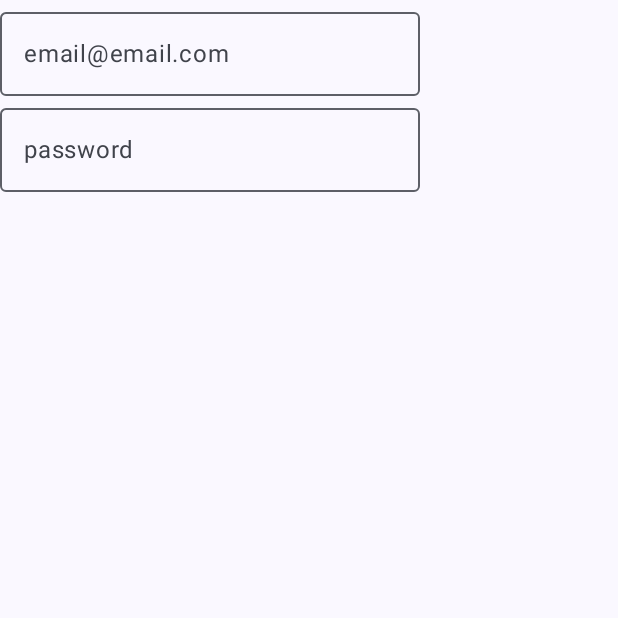
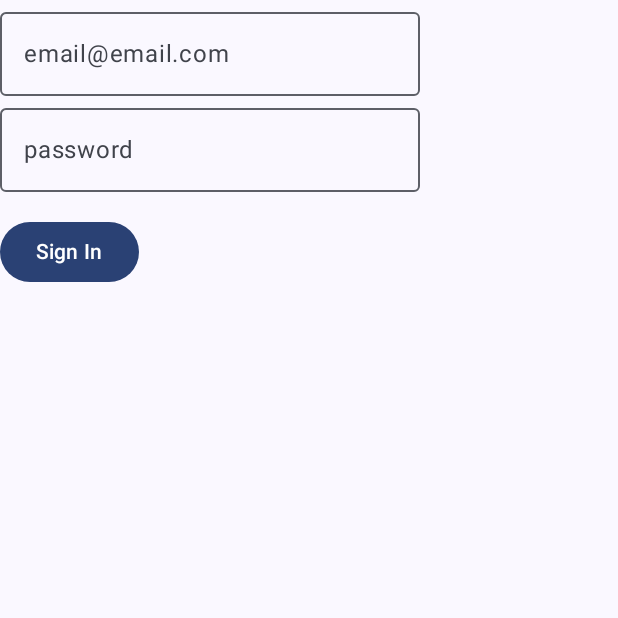
Before and after one commit to Vitalik4280/IPZ_CW_2_Hasyuk_Vitaly, an Android app built with Jetpack Compose: the composable SignInPage shown on its own in the app's theme, on a phone screen of 412 x 824 dp, the top half of it. Run offline under Robolectric (Android 15) with nearby library versions, the phone set to English and light mode, and no system bars.

Commit message:
Add button to change to "sign in" state

```diff
--- a/app/src/main/java/ua/edu/lntu/cw_2/MainActivity.kt
+++ b/app/src/main/java/ua/edu/lntu/cw_2/MainActivity.kt
@@ -60,6 +60,12 @@ fun SignInPage(
                 onValueChange = { password = it },
                 label = { Text("password") }
             )
+            Spacer(modifier = Modifier.height(16.dp))
+            Button(onClick = {
+
+            }) {
+                Text("Sign In")
+            }
         }
     }
 }
```
